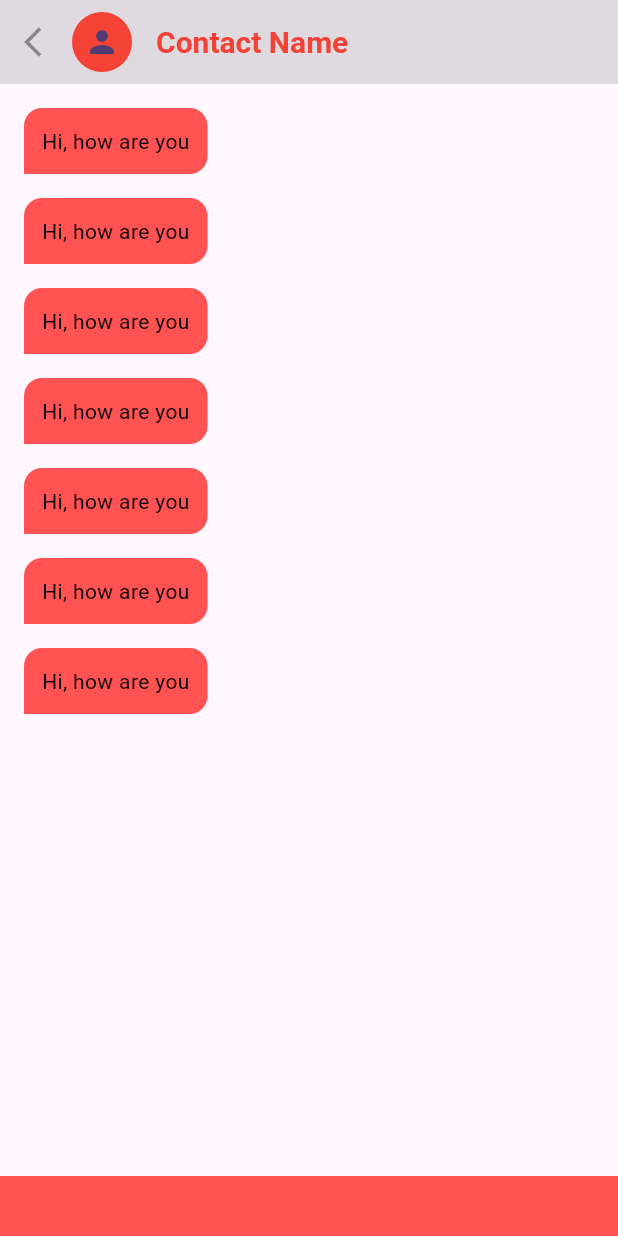
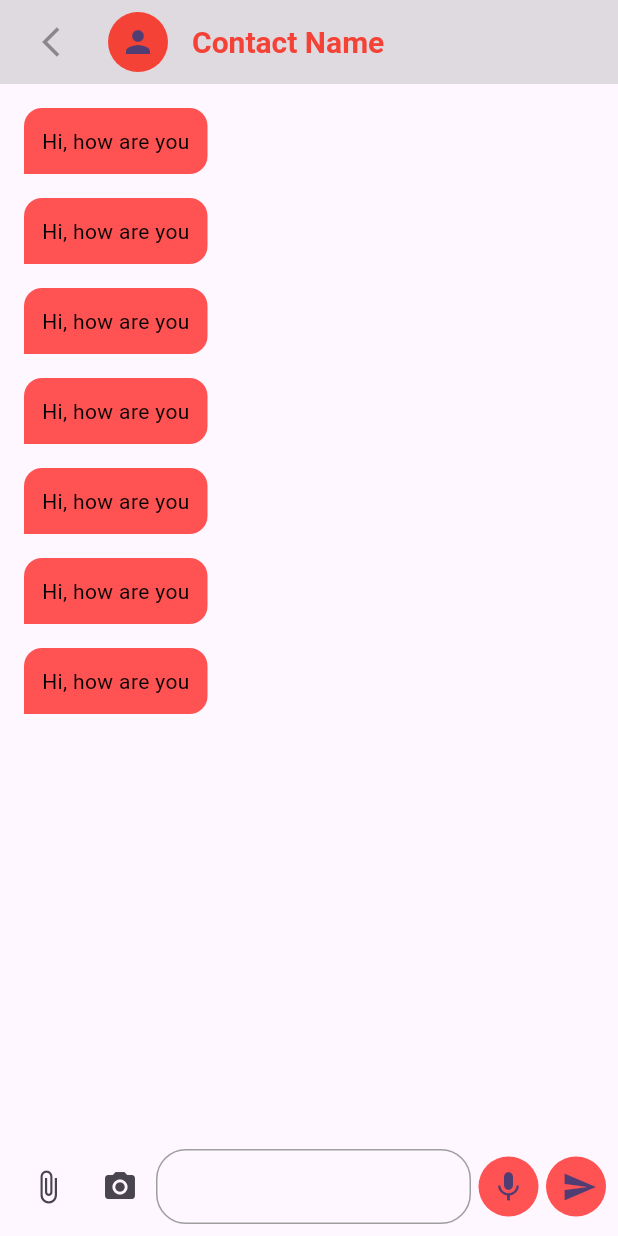
Before and after one commit to Suganya14Oct/chat_app, a Flutter app: the screen it shows after launch, after a tap on "Contact Name", on a phone screen of 412 x 824 dp. Run offline on Flutter 3.47's test engine with Material 3 defaults, Android fonts, the phone set to English and light mode, and no system bars.

Commit message:
design and chat model

```diff
--- a/lib/ui/chat_list_screen.dart
+++ b/lib/ui/chat_list_screen.dart
@@ -52,7 +52,7 @@ class _ChatListScreenState extends State<ChatListScreen> {
                       ),
                       CircleAvatar(backgroundColor: Colors.red, radius: 9.5,child: Padding(
                         padding: EdgeInsets.only(bottom: 0.5),
-                        child: Flexible(child: Text('1', style: TextStyle(fontSize: 12.0, color: Colors.black, fontWeight: FontWeight.bold))),
+                        child: Text('1', style: TextStyle(fontSize: 12.0, color: Colors.black, fontWeight: FontWeight.bold)),
                       ))
                     ],
                   ),
--- a/lib/ui/show_chat.dart
+++ b/lib/ui/show_chat.dart
@@ -8,6 +8,9 @@ class ShowChatScreen extends StatefulWidget {
 }
 
 class _ShowChatScreenState extends State<ShowChatScreen> {
+
+  TextEditingController _messageController = TextEditingController();
+
   @override
   Widget build(BuildContext context) {
     return Scaffold(
@@ -15,9 +18,13 @@ class _ShowChatScreenState extends State<ShowChatScreen> {
       appBar: AppBar(
         automaticallyImplyLeading: false,
           backgroundColor: Colors.black12,
-          title: const Row(
+          title:  Row(
             children: [
-              Icon(Icons.arrow_back_ios, color: Colors.black38),
+              IconButton(
+                onPressed: (){
+                  Navigator.pop(context);
+                },
+                  icon : Icon(Icons.arrow_back_ios, color: Colors.black38)),
               Padding(
                 padding: EdgeInsets.all(8.0),
                 child: CircleAvatar(
@@ -61,10 +68,49 @@ class _ShowChatScreenState extends State<ShowChatScreen> {
           );
         }),
       ),
-      bottomNavigationBar: Container(
-        height: 40.0,
-        width: 30.0,
-        color: Colors.redAccent
+      bottomNavigationBar: SafeArea(
+        child: Padding(
+          padding: EdgeInsets.all(8.0),
+          child: SizedBox(
+            height: 50.0,
+            child: Row(
+              children: [
+                IconButton(onPressed: (){}, icon: const Icon(Icons.attach_file)),
+                IconButton(onPressed: (){}, icon: const Icon(Icons.camera_alt)),
+                Expanded(
+                    child: TextField(
+                  controller: _messageController,
+                  maxLines: 100,
+                  cursorWidth: 1.5,
+                  cursorHeight: 17.6,
+                  cursorColor: Colors.grey,
+                      decoration: InputDecoration(
+                    enabledBorder: OutlineInputBorder(borderRadius: BorderRadius.circular(20.0),
+                        borderSide: const BorderSide(color: Colors.grey)),
+                    focusedBorder: OutlineInputBorder(borderRadius: BorderRadius.circular(20.0),
+                        borderSide: const BorderSide(color: Colors.grey)),
+                    border: OutlineInputBorder(
+                      borderRadius: BorderRadius.circular(20.0),
+                        borderSide: const BorderSide(color: Colors.grey))
+                  ),
+                  style: const TextStyle(
+                        fontSize: 16.0,
+                        height: 1.3, // line height multiplier
+                      ),
+                )),
+                const SizedBox(width: 5.0),
+                CircleAvatar(backgroundColor: Colors.redAccent,
+                    child: IconButton(onPressed: (){}, icon: const Icon(Icons.mic))),
+                const SizedBox(width: 5.0),
+                CircleAvatar(backgroundColor: Colors.redAccent,
+                    child: Padding(
+                      padding: const EdgeInsets.only(left: 2.3),
+                      child: IconButton(onPressed: (){}, icon: const Icon(Icons.send)),
+                    ))
+              ],
+            ),
+          ),
+        )
       )
     );
   }
```
Also changed, not shown: lib/models/chat_model.dart (added, +27 -0 lines).
